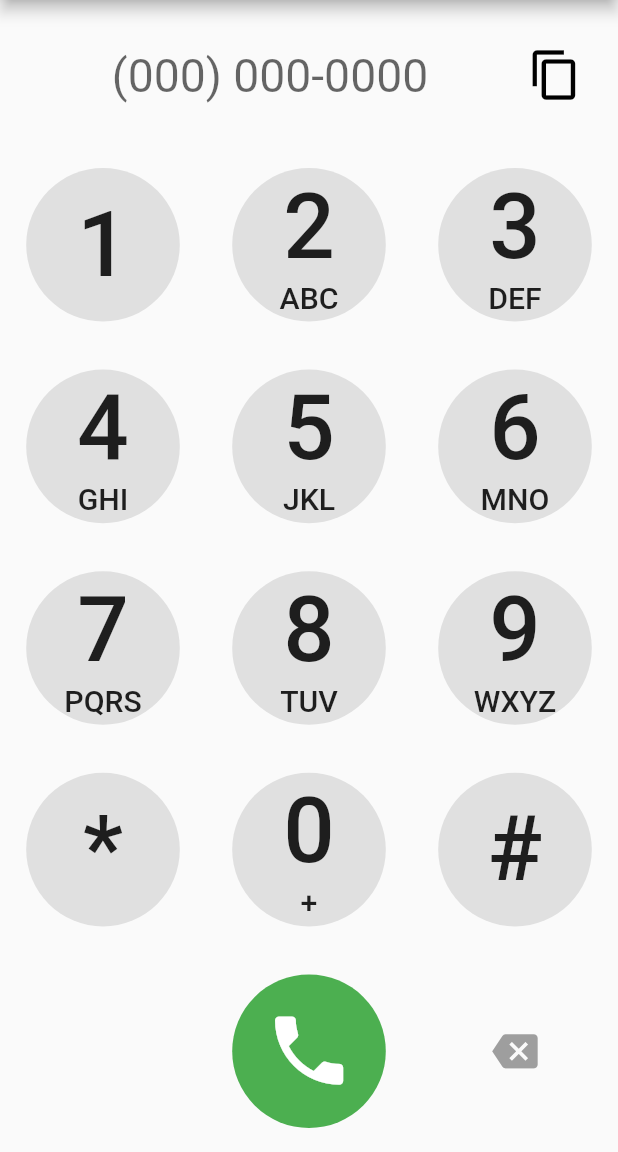
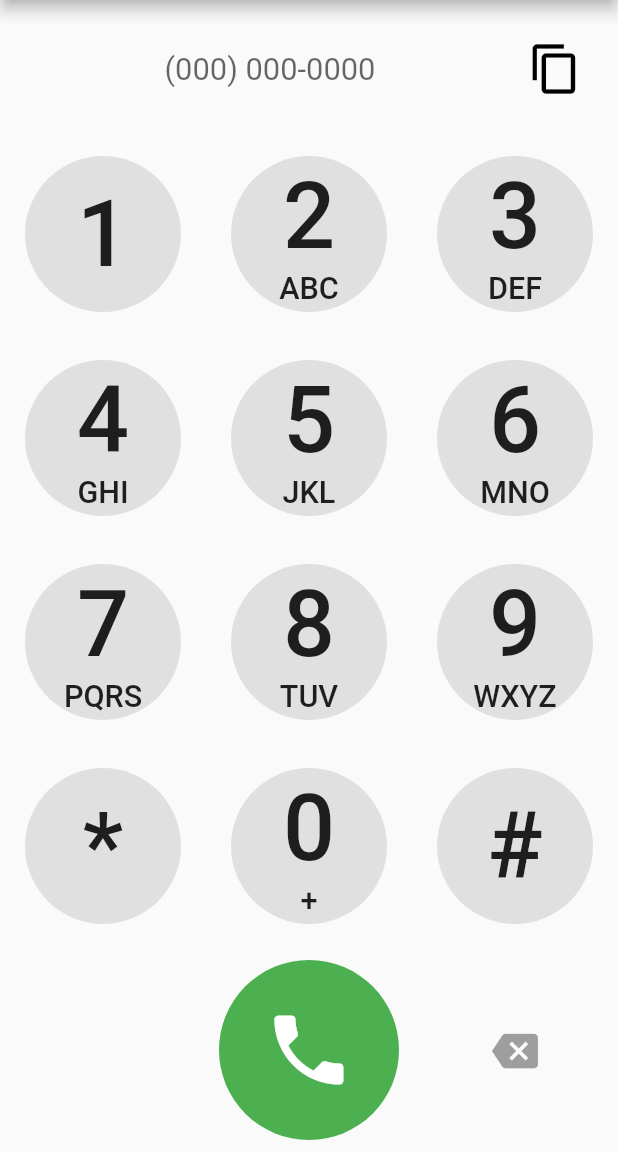
Before and after one commit to eopeter/flutter_dialpad, a Flutter app: the DialPadIos screen opened directly, on a phone screen of 412 x 824 dp, the part 84-1236 px from its top. Run offline on Flutter 3.47's test engine with Material 2 defaults, Android fonts, the phone set to English and light mode, and no system bars; our stand-ins replace flutter_masked_text2.

Commit message:
Add backspaceButton and dialButton padding

```diff
--- a/lib/flutter_dialpad.dart
+++ b/lib/flutter_dialpad.dart
@@ -83,6 +83,12 @@ class DialPad extends StatefulWidget {
   /// Padding around the button. Defaults to [EdgeInsets.all(0)].
   final EdgeInsets buttonPadding;
 
+  /// Padding around the button. Defaults to [buttonPadding].
+  final EdgeInsets? backspaceButtonPadding;
+
+  /// Padding around the button. Defaults to [buttonPadding].
+  final EdgeInsets? dialButtonPadding;
+
   /// Whether to call [makeCall] when the enter key is pressed. Defaults to false.
   final bool callOnEnter;
 
@@ -131,6 +137,8 @@ class DialPad extends StatefulWidget {
     this.generator = const PhoneKeypadGenerator(),
     this.buttonType = ButtonType.rectangle,
     this.buttonPadding = const EdgeInsets.all(0),
+    this.backspaceButtonPadding = const EdgeInsets.all(0),
+    this.dialButtonPadding = const EdgeInsets.all(0),
     this.callOnEnter = false,
     this.copyToClipboard = true,
     this.pasteFromClipboard = true,
@@ -161,7 +169,8 @@ class DialPad extends StatefulWidget {
       dialingButtonScalingSize: ScalingSize.large,
       backspaceButtonScalingSize: ScalingSize.medium,
       buttonPadding: EdgeInsets.all(16),
-      dialOutputTextSize: 75,
+      backspaceButtonPadding: EdgeInsets.all(24),
+      dialButtonPadding: EdgeInsets.all(8),
     );
   }
 
@@ -276,7 +285,7 @@ class _DialPadState extends State<DialPad> {
     final dialButton = widget.hideDialButton
         ? null
         : ActionButton(
-            padding: widget.buttonPadding,
+            padding: widget.dialButtonPadding ?? widget.buttonPadding,
             buttonType: widget.buttonType,
             icon: widget.dialButtonIcon,
             iconColor: widget.dialButtonIconColor,
@@ -297,7 +306,7 @@ class _DialPadState extends State<DialPad> {
             buttonType: widget.buttonType,
             iconSize: 75,
             iconColor: widget.backspaceButtonIconColor,
-            padding: widget.buttonPadding,
+            padding: widget.backspaceButtonPadding ?? widget.buttonPadding,
             icon: Icons.backspace,
             color: Colors.transparent,
             scalingType: widget.scalingType,
```
